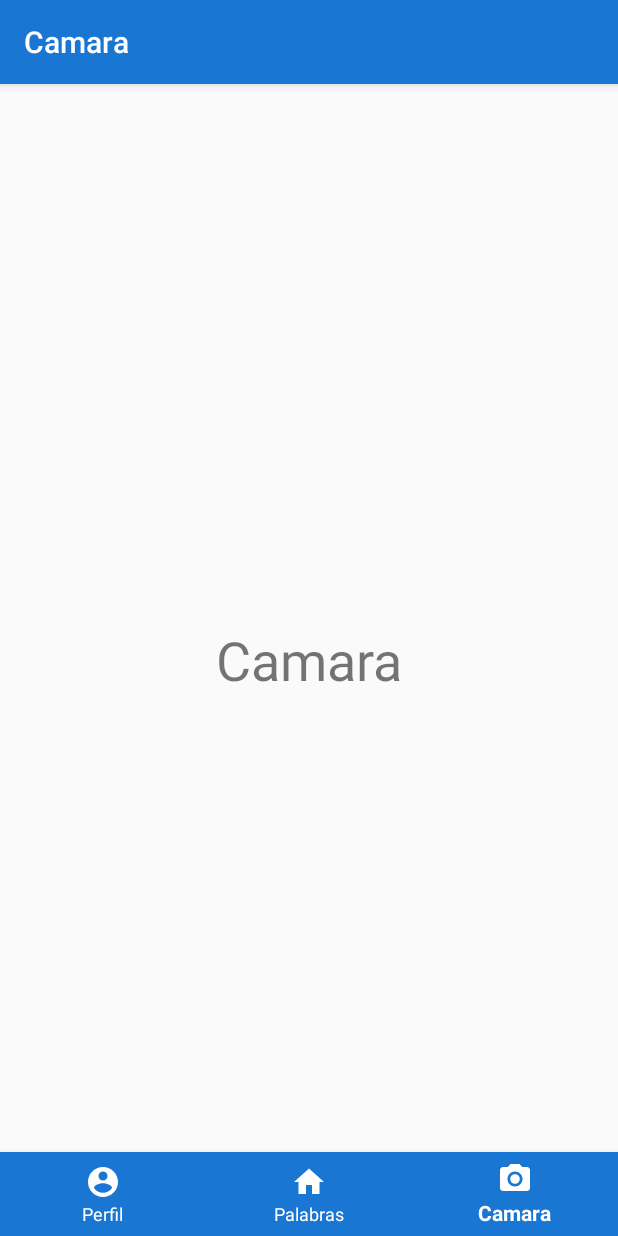
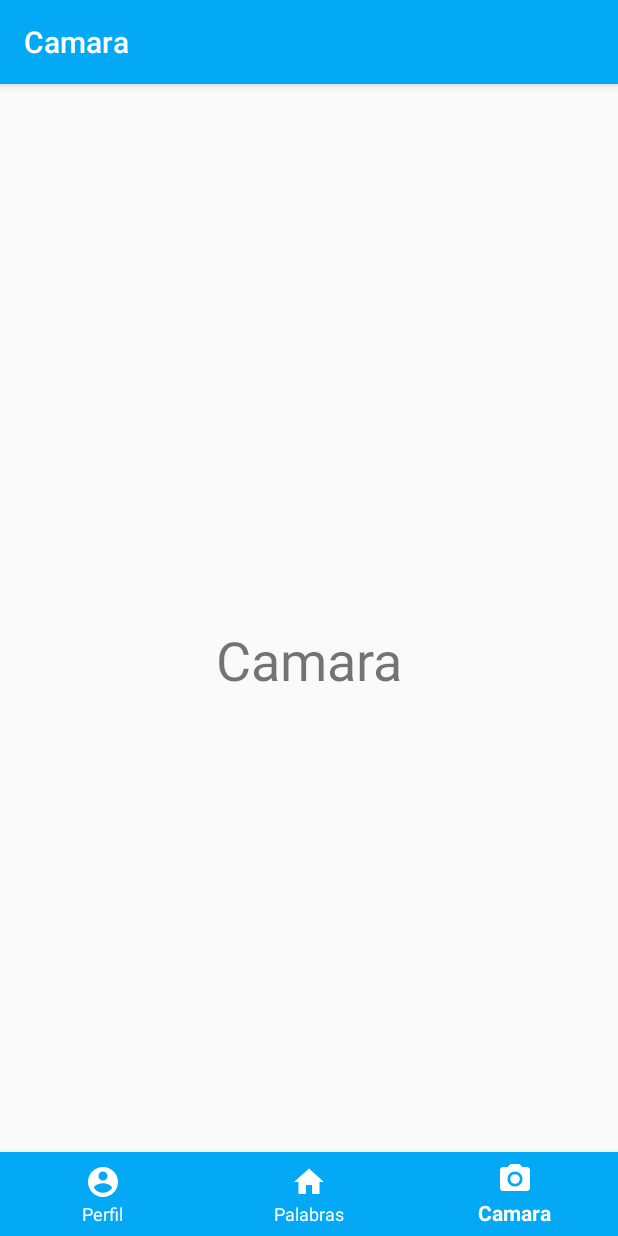
Before and after one commit to hlxsrc/Xook, an Android app: the screen it shows after launch (MainActivity), item 3 of the bottom bar chosen, on a phone screen of 412 x 824 dp. Run offline under Robolectric (Android 15) with nearby library versions, the phone set to English and light mode, and no system bars.

Commit message:
Change color of buttons and interface

```diff
--- a/app/src/main/java/com/example/xook/MainActivity.java
+++ b/app/src/main/java/com/example/xook/MainActivity.java
@@ -23,8 +23,6 @@ public class MainActivity extends AppCompatActivity {
 
         BottomNavigationView navigation = (BottomNavigationView) findViewById(R.id.navigation);
         navigation.setOnNavigationItemSelectedListener(mOnNavigationItemSelectedListener);
-
-
 
         // load the store fragment by default
         toolbar.setTitle("Palabras");
--- a/app/src/main/java/com/example/xook/PalabraAdapter.java
+++ b/app/src/main/java/com/example/xook/PalabraAdapter.java
@@ -3,6 +3,7 @@ package com.example.xook;
 import android.content.Context;
 import android.media.AudioManager;
 import android.media.MediaPlayer;
+import android.support.design.widget.FloatingActionButton;
 import android.support.v7.widget.RecyclerView;
 import android.view.LayoutInflater;
 import android.view.View;
@@ -144,8 +145,8 @@ public class PalabraAdapter extends RecyclerView.Adapter<PalabraAdapter.MyViewHo
 
         TextView tv;
         ImageView iv;
-        Button playNormal;
-        Button playSlow;
+        FloatingActionButton playNormal;
+        FloatingActionButton playSlow;
 
 
         public MyViewHolder(View itemView) {
@@ -153,8 +154,8 @@ public class PalabraAdapter extends RecyclerView.Adapter<PalabraAdapter.MyViewHo
 
             tv = (TextView) itemView.findViewById(R.id.tv);
             iv = (ImageView) itemView.findViewById(R.id.iv);
-            playNormal = (Button) itemView.findViewById(R.id.play_normal);
-            playSlow = (Button) itemView.findViewById(R.id.play_slow);
+            playNormal = itemView.findViewById(R.id.play_normal);
+            playSlow = itemView.findViewById(R.id.play_slow);
             // Create and setup the {@link AudioManager} to request audio focus
             mAudioManager = (AudioManager) itemView.getContext().getSystemService(Context.AUDIO_SERVICE);
         }
--- /dev/null
+++ b/app/src/main/res/drawable/nav_item_color_state.xml
@@ -0,0 +1,5 @@
+<?xml version="1.0" encoding="utf-8"?>
+<selector xmlns:android="http://schemas.android.com/apk/res/android">
+    <item android:state_checked="true" android:color="@android:color/black" />
+    <item android:color="@android:color/secondary_text_dark"  />
+</selector>
--- a/app/src/main/res/layout/activity_main.xml
+++ b/app/src/main/res/layout/activity_main.xml
@@ -21,8 +21,8 @@
         android:background="?android:attr/windowBackground"
         app:itemBackground="@color/colorPrimary"
         android:foreground="?attr/selectableItemBackground"
-        app:itemIconTint="@android:color/white"
-        app:itemTextColor="@android:color/white"
+        app:itemIconTint="@color/white"
+        app:itemTextColor="@color/white"
         app:menu="@menu/navigation_bottom" />
 
 </android.support.design.widget.CoordinatorLayout>
--- a/app/src/main/res/values/colors.xml
+++ b/app/src/main/res/values/colors.xml
@@ -1,12 +1,12 @@
 <?xml version="1.0" encoding="utf-8"?>
 <resources>
-    <color name="colorPrimary">#1976d2</color>
-    <color name="colorPrimaryDark">#004ba0</color>
-    <color name="colorPrimaryLight">#63a4ff</color>
-    <color name="colorSecondary">#303f9f</color>
-    <color name="colorSecondaryDark">#001970</color>
-    <color name="colorSecondaryLight">#666ad1</color>
-    <color name="textOnPrimary">#ffffff</color>
-    <color name="textOnSecondary">#ffffff</color>
+    <color name="colorPrimary">#03a9f4</color>
+    <color name="colorPrimaryDark">#007ac1</color>
+    <color name="colorPrimaryLight">#67daff</color>
+    <color name="colorSecondary">#64dd17</color>
+    <color name="colorSecondaryDark">#1faa00</color>
+    <color name="colorSecondaryLight">#9cff57</color>
+    <color name="textOnPrimary">#000000</color>
+    <color name="textOnSecondary">#000000</color>
     <color name="white">#ffffff</color>
 </resources>
```
Also changed, not shown: app/src/main/res/drawable/ic_play_normal.xml (added, +9 -0 lines), app/src/main/res/drawable/ic_play_slow.xml (added, +9 -0 lines), app/src/main/res/drawable/rounded_button.xml (added, +13 -0 lines), app/src/main/res/layout/recycler_item.xml (+11 -5 lines), app/src/main/res/values/styles.xml (+5 -22 lines).
